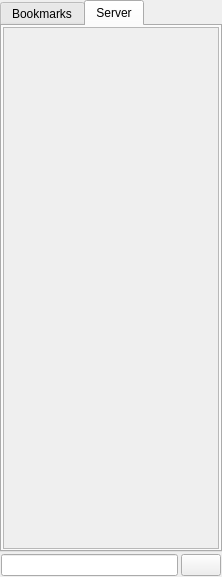
Before: the Qt Designer form ui/qqtotozmanager.ui in dguihal/quteqoin, drawn with Qt 5.
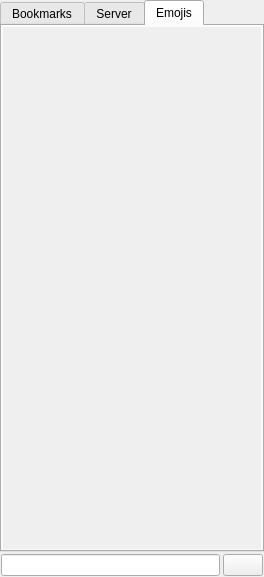
After: the same form once the commit is applied.

Commit message: Preliminary support for emoji selector

Diff of the .ui file:
```diff
--- a/ui/qqtotozmanager.ui
+++ b/ui/qqtotozmanager.ui
@@ -6,7 +6,7 @@
    <rect>
     <x>0</x>
     <y>0</y>
-    <width>222</width>
+    <width>264</width>
     <height>577</height>
    </rect>
   </property>
@@ -18,8 +18,8 @@
   </property>
   <property name="minimumSize">
    <size>
-    <width>222</width>
-    <height>184</height>
+    <width>264</width>
+    <height>189</height>
    </size>
   </property>
   <property name="allowedAreas">
@@ -59,8 +59,14 @@
         <verstretch>0</verstretch>
        </sizepolicy>
       </property>
+      <property name="tabShape">
+       <enum>QTabWidget::Rounded</enum>
+      </property>
       <property name="currentIndex">
-       <number>1</number>
+       <number>2</number>
+      </property>
+      <property name="elideMode">
+       <enum>Qt::ElideRight</enum>
       </property>
       <widget class="QWidget" name="bookmarksWidget">
        <attribute name="title">
@@ -147,6 +153,12 @@
             <height>0</height>
            </size>
           </property>
+          <property name="frameShape">
+           <enum>QFrame::NoFrame</enum>
+          </property>
+          <property name="horizontalScrollBarPolicy">
+           <enum>Qt::ScrollBarAlwaysOff</enum>
+          </property>
           <property name="widgetResizable">
            <bool>true</bool>
           </property>
@@ -155,8 +167,53 @@
             <rect>
              <x>0</x>
              <y>0</y>
-             <width>214</width>
-             <height>502</height>
+             <width>250</width>
+             <height>471</height>
+            </rect>
+           </property>
+          </widget>
+         </widget>
+        </item>
+       </layout>
+      </widget>
+      <widget class="QWidget" name="emojiWidget">
+       <attribute name="title">
+        <string>Emojis</string>
+       </attribute>
+       <layout class="QHBoxLayout" name="horizontalLayout_4">
+        <property name="spacing">
+         <number>3</number>
+        </property>
+        <property name="leftMargin">
+         <number>1</number>
+        </property>
+        <property name="topMargin">
+         <number>1</number>
+        </property>
+        <property name="rightMargin">
+         <number>1</number>
+        </property>
+        <property name="bottomMargin">
+         <number>1</number>
+        </property>
+        <item>
+         <widget class="QScrollArea" name="emojiScrollArea">
+          <property name="frameShape">
+           <enum>QFrame::NoFrame</enum>
+          </property>
+          <property name="horizontalScrollBarPolicy">
+           <enum>Qt::ScrollBarAlwaysOff</enum>
+          </property>
+          <property name="widgetResizable">
+           <bool>true</bool>
+          </property>
+          <widget class="QWidget" name="emojiScrollAreaContents">
+           <property name="geometry">
+            <rect>
+             <x>0</x>
+             <y>0</y>
+             <width>250</width>
+             <height>471</height>
             </rect>
            </property>
           </widget>
```
Left out of the diff: 12 changed lines with no effect on the pictures. The commit also changes 2 other files.
